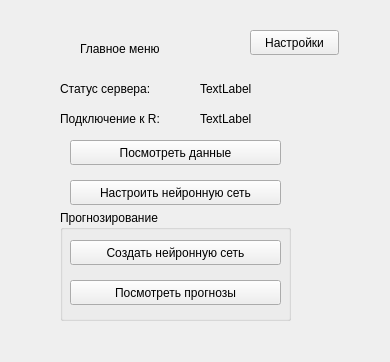
This is src/choosemenu.ui in glebmillenium/forecasting-financial-time-series as Qt 5 draws it before an edit. The edited form follows.
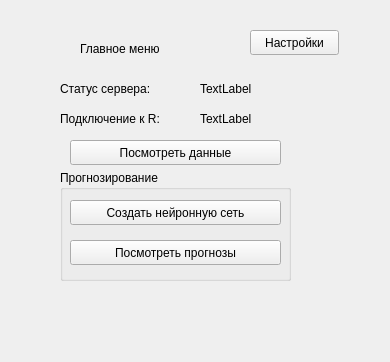
This is the edited form.

```diff
--- a/src/choosemenu.ui
+++ b/src/choosemenu.ui
@@ -91,19 +91,6 @@
     <string>Посмотреть данные</string>
    </property>
   </widget>
-  <widget class="QPushButton" name="neuralNetwork">
-   <property name="geometry">
-    <rect>
-     <x>70</x>
-     <y>180</y>
-     <width>211</width>
-     <height>25</height>
-    </rect>
-   </property>
-   <property name="text">
-    <string>Настроить нейронную сеть</string>
-   </property>
-  </widget>
   <widget class="QPushButton" name="settings">
    <property name="geometry">
     <rect>
@@ -121,7 +108,7 @@
    <property name="geometry">
     <rect>
      <x>60</x>
-     <y>210</y>
+     <y>170</y>
      <width>231</width>
      <height>111</height>
     </rect>
```
